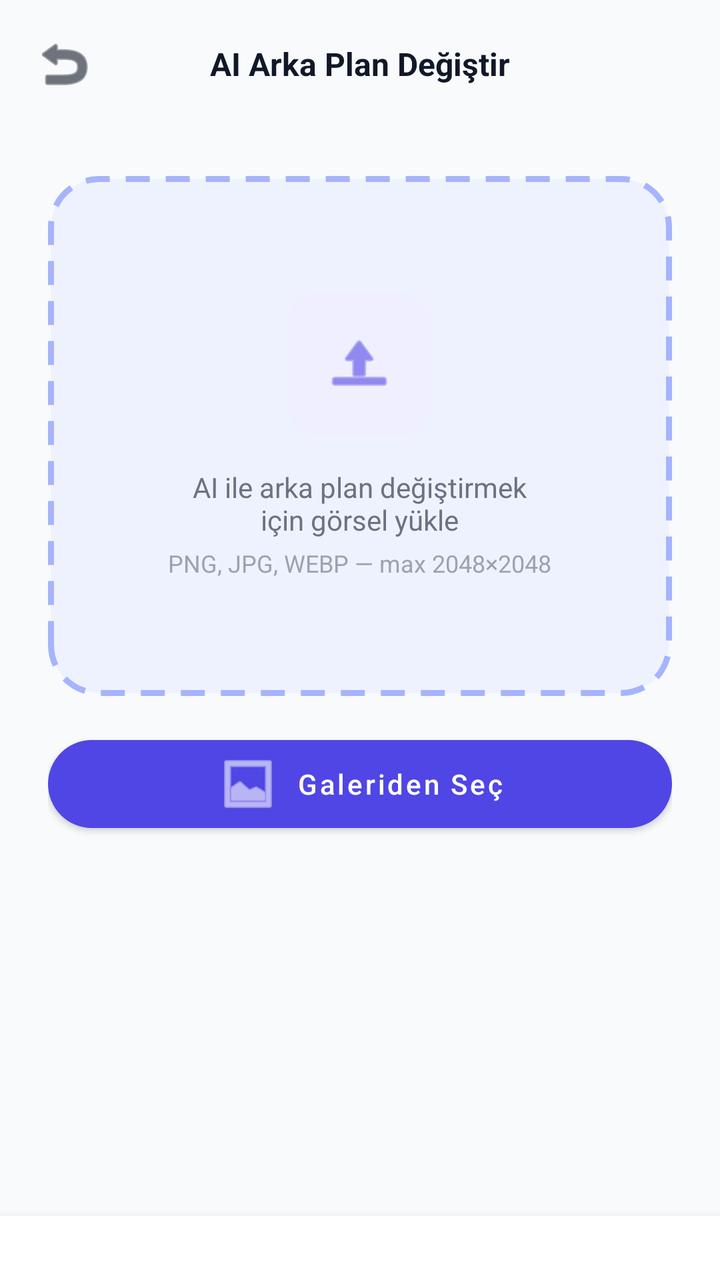
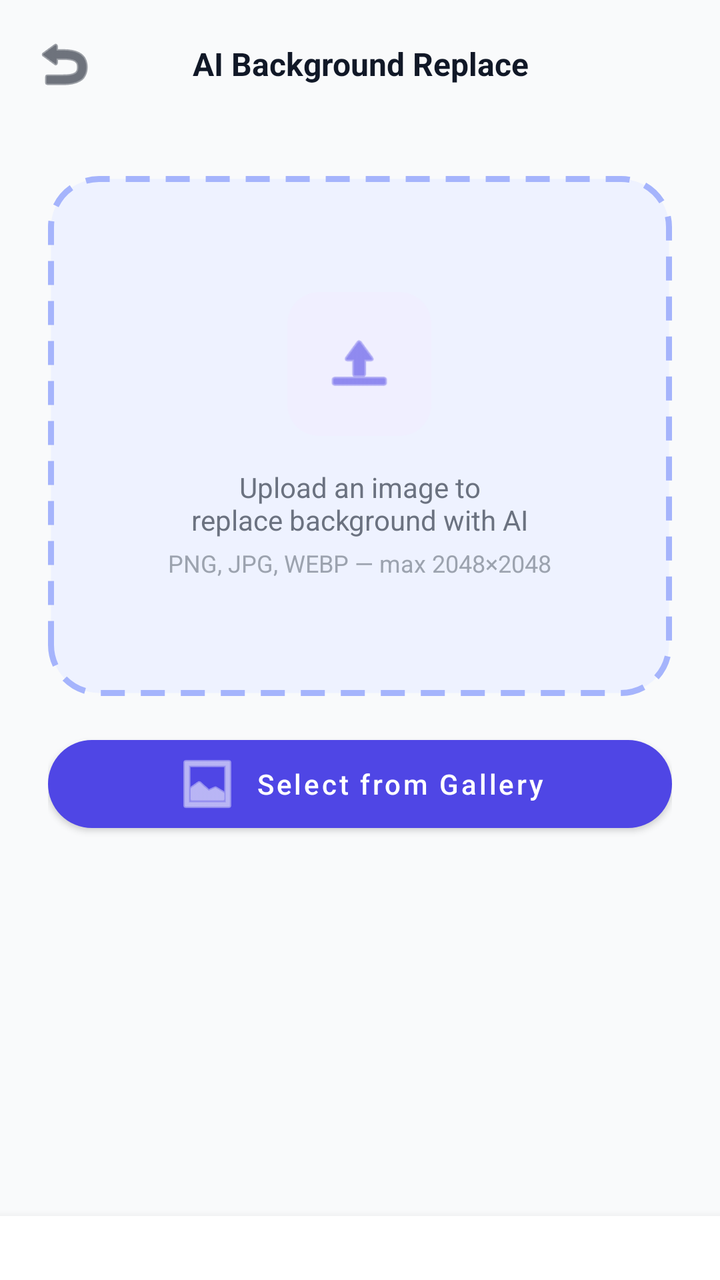

Screens rendered from an Android XML layout before and after an edit, with the pre-edit source and the edit as a unified diff.
<!-- AndroidManifest.xml: application theme Theme.AIPhotoEditor -->
<!-- res/layout/activity_replace_bg.xml -->
<?xml version="1.0" encoding="utf-8"?>
<LinearLayout xmlns:android="http://schemas.android.com/apk/res/android"
    xmlns:app="http://schemas.android.com/apk/res-auto"
    android:layout_width="match_parent"
    android:layout_height="match_parent"
    android:background="?android:colorBackground"
    android:orientation="vertical">

    
    <LinearLayout
        android:layout_width="match_parent"
        android:layout_height="@dimen/toolbar_height"
        android:gravity="center_vertical"
        android:orientation="horizontal"
        android:paddingHorizontal="@dimen/spacing_sm">

        <ImageButton
            android:id="@+id/btn_back"
            android:layout_width="48dp"
            android:layout_height="48dp"
            android:background="?selectableItemBackgroundBorderless"
            android:contentDescription="Geri"
            android:src="@android:drawable/ic_menu_revert"
            app:tint="?colorOnSurface" />

        <TextView
            android:layout_width="0dp"
            android:layout_height="wrap_content"
            android:layout_weight="1"
            android:gravity="center"
            android:text="@string/replacebg_title"
            android:textColor="?colorOnSurface"
            android:textSize="@dimen/text_subtitle"
            android:textStyle="bold" />

        <View
            android:layout_width="48dp"
            android:layout_height="48dp" />
    </LinearLayout>

    
    <FrameLayout
        android:layout_width="match_parent"
        android:layout_height="0dp"
        android:layout_weight="1">

        
        <ScrollView
            android:id="@+id/layout_select_image"
            android:layout_width="match_parent"
            android:layout_height="match_parent"
            android:fillViewport="true"
            android:overScrollMode="never">

            <LinearLayout
                android:layout_width="match_parent"
                android:layout_height="wrap_content"
                android:gravity="center_horizontal"
                android:orientation="vertical"
                android:padding="@dimen/spacing_lg">

                <FrameLayout
                    android:id="@+id/btn_select_image"
                    android:layout_width="match_parent"
                    android:layout_height="260dp"
                    android:background="@drawable/bg_dropzone"
                    android:clickable="true"
                    android:focusable="true">

                    <LinearLayout
                        android:layout_width="wrap_content"
                        android:layout_height="wrap_content"
                        android:layout_gravity="center"
                        android:gravity="center"
                        android:orientation="vertical">

                        <FrameLayout
                            android:layout_width="72dp"
                            android:layout_height="72dp"
                            android:background="@drawable/bg_icon_upload">

                            <ImageView
                                android:layout_width="36dp"
                                android:layout_height="36dp"
                                android:layout_gravity="center"
                                android:src="@android:drawable/ic_menu_upload"
                                app:tint="@color/primary" />
                        </FrameLayout>

                        <TextView
                            android:layout_width="wrap_content"
                            android:layout_height="wrap_content"
                            android:layout_marginTop="@dimen/spacing_md"
                            android:gravity="center"
                            android:text="AI ile arka plan değiştirmek\niçin görsel yükle"
                            android:textColor="@color/text_secondary_light"
                            android:textSize="@dimen/text_body" />

                        <TextView
                            android:layout_width="wrap_content"
                            android:layout_height="wrap_content"
                            android:layout_marginTop="@dimen/spacing_xs"
                            android:text="PNG, JPG, WEBP — max 2048×2048"
                            android:textColor="@color/text_tertiary_light"
                            android:textSize="@dimen/text_caption" />
                    </LinearLayout>
                </FrameLayout>

                <com.google.android.material.button.MaterialButton
                    android:id="@+id/btn_select_image_alt"
                    android:layout_width="match_parent"
                    android:layout_height="@dimen/button_height"
                    android:layout_marginTop="@dimen/spacing_md"
                    android:text="@string/select_from_gallery"
                    android:textAllCaps="false"
                    android:textSize="@dimen/text_body"
                    app:cornerRadius="@dimen/button_corner_radius_pill"
                    app:icon="@android:drawable/ic_menu_gallery"
                    app:iconGravity="textStart" />
            </LinearLayout>
        </ScrollView>

        
        <ScrollView
            android:id="@+id/layout_preview"
            android:layout_width="match_parent"
            android:layout_height="match_parent"
            android:fillViewport="true"
            android:overScrollMode="never"
            android:visibility="gone">

            <LinearLayout
                android:layout_width="match_parent"
                android:layout_height="wrap_content"
                android:orientation="vertical"
                android:padding="@dimen/spacing_lg">

                
                <com.google.android.material.card.MaterialCardView
                    android:layout_width="match_parent"
                    android:layout_height="280dp"
                    app:cardBackgroundColor="?colorSurface"
                    app:cardCornerRadius="@dimen/card_corner_radius"
                    app:cardElevation="@dimen/card_elevation">

                    <ImageView
                        android:id="@+id/img_original"
                        android:layout_width="match_parent"
                        android:layout_height="match_parent"
                        android:scaleType="fitCenter" />
                </com.google.android.material.card.MaterialCardView>

                <TextView
                    android:layout_width="wrap_content"
                    android:layout_height="wrap_content"
                    android:layout_marginTop="@dimen/spacing_sm"
                    android:text="Orijinal Görsel"
                    android:textColor="@color/text_tertiary_light"
                    android:textSize="@dimen/text_caption" />

                
                <com.google.android.material.textfield.TextInputLayout
                    android:id="@+id/til_prompt"
                    style="@style/Widget.MaterialComponents.TextInputLayout.OutlinedBox"
                    android:layout_width="match_parent"
                    android:layout_height="wrap_content"
                    android:layout_marginTop="@dimen/spacing_lg"
                    app:boxCornerRadiusBottomEnd="16dp"
                    app:boxCornerRadiusBottomStart="16dp"
                    app:boxCornerRadiusTopEnd="16dp"
                    app:boxCornerRadiusTopStart="16dp"
                    app:boxStrokeColor="@color/primary"
                    app:hintTextColor="@color/primary"
                    app:startIconDrawable="@android:drawable/ic_menu_edit"
                    app:startIconTint="@color/primary">

                    <com.google.android.material.textfield.TextInputEditText
                        android:id="@+id/et_prompt"
                        android:layout_width="match_parent"
                        android:layout_height="wrap_content"
                        android:hint="@string/replacebg_prompt_hint"
                        android:inputType="textMultiLine"
                        android:maxLines="3"
                        android:minLines="2"
                        android:textSize="@dimen/text_body" />
                </com.google.android.material.textfield.TextInputLayout>

                
                <com.google.android.material.card.MaterialCardView
                    android:layout_width="match_parent"
                    android:layout_height="wrap_content"
                    android:layout_marginTop="@dimen/spacing_sm"
                    app:cardBackgroundColor="@color/primary_surface"
                    app:cardCornerRadius="12dp"
                    app:cardElevation="0dp">

                    <LinearLayout
                        android:layout_width="match_parent"
                        android:layout_height="wrap_content"
                        android:orientation="vertical"
                        android:padding="@dimen/spacing_md">

                        <TextView
                            android:layout_width="wrap_content"
                            android:layout_height="wrap_content"
                            android:text="💡 Örnek prompt'lar:"
                            android:textColor="@color/primary_dark"
                            android:textSize="@dimen/text_caption"
                            android:textStyle="bold" />

                        <TextView
                            android:layout_width="wrap_content"
                            android:layout_height="wrap_content"
                            android:layout_marginTop="4dp"
                            android:text="• a tropical beach at sunset\n• a cozy marble kitchen\n• a futuristic neon city at night"
                            android:textColor="@color/text_secondary_light"
                            android:textSize="@dimen/text_caption" />
                    </LinearLayout>
                </com.google.android.material.card.MaterialCardView>

                
                <com.google.android.material.button.MaterialButton
                    android:id="@+id/btn_process"
                    android:layout_width="match_parent"
                    android:layout_height="@dimen/button_height"
                    android:layout_marginTop="@dimen/spacing_lg"
                    android:text="@string/replacebg_process"
                    android:textAllCaps="false"
                    android:textSize="@dimen/text_body"
                    app:cornerRadius="@dimen/button_corner_radius_pill"
                    app:icon="@android:drawable/ic_menu_send"
                    app:iconGravity="textStart" />
            </LinearLayout>
        </ScrollView>

        
        <LinearLayout
            android:id="@+id/layout_result"
            android:layout_width="match_parent"
            android:layout_height="match_parent"
            android:orientation="vertical"
            android:padding="@dimen/spacing_lg"
            android:visibility="gone">

            <com.google.android.material.card.MaterialCardView
                android:layout_width="match_parent"
                android:layout_height="0dp"
                android:layout_weight="1"
                app:cardBackgroundColor="?colorSurface"
                app:cardCornerRadius="@dimen/card_corner_radius"
                app:cardElevation="@dimen/card_elevation">

                <com.example.myapplication.view.BeforeAfterSliderView
                    android:id="@+id/before_after_slider"
                    android:layout_width="match_parent"
                    android:layout_height="match_parent" />
            </com.google.android.material.card.MaterialCardView>

            <TextView
                android:layout_width="wrap_content"
                android:layout_height="wrap_content"
                android:layout_marginTop="@dimen/spacing_sm"
                android:text="✨ Arka plan başarıyla değiştirildi"
                android:textColor="@color/accent_green"
                android:textSize="@dimen/text_caption"
                android:textStyle="bold" />
        </LinearLayout>

        
        <FrameLayout
            android:id="@+id/layout_loading"
            android:layout_width="match_parent"
            android:layout_height="match_parent"
            android:background="@color/overlay_dark"
            android:visibility="gone">

            <com.google.android.material.card.MaterialCardView
                android:layout_width="280dp"
                android:layout_height="wrap_content"
                android:layout_gravity="center"
                app:cardBackgroundColor="?colorSurface"
                app:cardCornerRadius="@dimen/loading_card_corner"
                app:cardElevation="16dp">

                <LinearLayout
                    android:layout_width="match_parent"
                    android:layout_height="wrap_content"
                    android:gravity="center"
                    android:orientation="vertical"
                    android:padding="@dimen/loading_card_padding">

                    <com.google.android.material.progressindicator.CircularProgressIndicator
                        android:layout_width="48dp"
                        android:layout_height="48dp"
                        android:indeterminate="true"
                        app:indicatorColor="@color/primary"
                        app:indicatorSize="48dp"
                        app:trackColor="@color/primary_surface"
                        app:trackThickness="4dp" />

                    <TextView
                        android:layout_width="wrap_content"
                        android:layout_height="wrap_content"
                        android:layout_marginTop="@dimen/spacing_lg"
                        android:text="Yapay zeka çalışıyor…"
                        android:textColor="?colorOnSurface"
                        android:textSize="@dimen/text_subtitle"
                        android:textStyle="bold" />

                    <TextView
                        android:layout_width="wrap_content"
                        android:layout_height="wrap_content"
                        android:layout_marginTop="@dimen/spacing_xs"
                        android:text="Yeni arka plan oluşturuluyor"
                        android:textColor="@color/text_secondary_light"
                        android:textSize="@dimen/text_caption" />
                </LinearLayout>
            </com.google.android.material.card.MaterialCardView>
        </FrameLayout>
    </FrameLayout>

    
    <com.google.android.material.card.MaterialCardView
        android:id="@+id/layout_bottom_bar"
        android:layout_width="match_parent"
        android:layout_height="wrap_content"
        app:cardBackgroundColor="?colorSurface"
        app:cardCornerRadius="0dp"
        app:cardElevation="8dp">

        <LinearLayout
            android:layout_width="match_parent"
            android:layout_height="wrap_content"
            android:orientation="horizontal"
            android:padding="@dimen/spacing_md">

            <com.google.android.material.button.MaterialButton
                android:id="@+id/btn_save"
                android:layout_width="0dp"
                android:layout_height="@dimen/button_height"
                android:layout_weight="1"
                android:text="@string/save_image"
                android:textAllCaps="false"
                android:textSize="@dimen/text_body"
                android:visibility="gone"
                app:backgroundTint="@color/accent_green"
                app:cornerRadius="@dimen/button_corner_radius_pill"
                app:icon="@android:drawable/ic_menu_save"
                app:iconGravity="textStart" />
        </LinearLayout>
    </com.google.android.material.card.MaterialCardView>

</LinearLayout>
<!-- resources referenced by this layout -->
<resources>
  <color name="accent_green">#FF10B981</color>
  <color name="overlay_dark">#B3000000</color>
  <color name="primary">#FF4F46E5</color>
  <color name="primary_dark">#FF4338CA</color>
  <color name="primary_surface">#FFF0EFFF</color>
  <dimen name="button_height">56dp</dimen>
  <dimen name="card_corner_radius">24dp</dimen>
  <dimen name="card_elevation">4dp</dimen>
  <dimen name="loading_card_corner">28dp</dimen>
  <dimen name="loading_card_padding">40dp</dimen>
  <dimen name="spacing_lg">24dp</dimen>
  <dimen name="spacing_md">16dp</dimen>
  <dimen name="spacing_sm">8dp</dimen>
  <dimen name="spacing_xs">4dp</dimen>
  <dimen name="text_body">14sp</dimen>
  <dimen name="text_caption">12sp</dimen>
  <dimen name="text_subtitle">16sp</dimen>
  <dimen name="toolbar_height">64dp</dimen>
  <string name="replacebg_process">🪄 Yapay Zeka ile Arka Plan Üret</string>
  <string name="replacebg_prompt_hint">Yeni arka planı tarif et (Örn: Karlı bir dağ zirvesi)…</string>
  <string name="replacebg_title">AI Arka Plan Değiştir</string>
  <string name="save_image">Görseli Kaydet</string>
  <string name="select_from_gallery">Galeriden Seç</string>
  <style name="Theme.AIPhotoEditor" parent="Theme.MaterialComponents.DayNight.NoActionBar">
          
          <item name="colorPrimary">@color/primary</item>
          <item name="colorPrimaryVariant">@color/primary_dark</item>
          <item name="colorOnPrimary">@color/on_primary</item>
          
          <item name="colorSecondary">@color/secondary</item>
          <item name="colorSecondaryVariant">@color/secondary_dark</item>
          <item name="colorOnSecondary">@color/on_secondary</item>
          
          <item name="android:colorBackground">@color/background_light</item>
          <item name="colorSurface">@color/surface_light</item>
          <item name="colorOnSurface">@color/on_surface_light</item>
          
          <item name="android:statusBarColor">@color/background_light</item>
          <item name="android:windowLightStatusBar">true</item>
          <item name="android:navigationBarColor">@color/background_light</item>
          
          <item name="colorError">@color/error</item>
      </style>
  <dimen name="dropzone_dash_width">3dp</dimen>
  <dimen name="dropzone_dash_gap">8dp</dimen>
  <color name="dropzone_bg_light">#FFEEF2FF</color>
  <dimen name="card_icon_box_radius">16dp</dimen>
  <color name="on_primary">#FFFFFFFF</color>
  <color name="secondary">#FF0EA5E9</color>
  <color name="secondary_dark">#FF0284C7</color>
  <color name="on_secondary">#FFFFFFFF</color>
  <color name="background_light">#FFF9FAFB</color>
  <color name="surface_light">#FFFFFFFF</color>
  <color name="on_surface_light">#FF111827</color>
  <color name="error">#FFEF4444</color>
  <!-- unchanged entries left out for length: 7 -->
</resources>

<!-- the commit's change to res/layout/activity_replace_bg.xml (unified diff, before → after) -->
@@ -19,7 +19,7 @@
             android:layout_width="48dp"
             android:layout_height="48dp"
             android:background="?selectableItemBackgroundBorderless"
-            android:contentDescription="Geri"
+            android:contentDescription="@string/content_desc_back"
             android:src="@android:drawable/ic_menu_revert"
             app:tint="?colorOnSurface" />
 
@@ -92,7 +92,7 @@
                             android:layout_height="wrap_content"
                             android:layout_marginTop="@dimen/spacing_md"
                             android:gravity="center"
-                            android:text="AI ile arka plan değiştirmek\niçin görsel yükle"
+                            android:text="@string/dropzone_upload_replacebg"
                             android:textColor="@color/text_secondary_light"
                             android:textSize="@dimen/text_body" />
 
@@ -100,7 +100,7 @@
                             android:layout_width="wrap_content"
                             android:layout_height="wrap_content"
                             android:layout_marginTop="@dimen/spacing_xs"
-                            android:text="PNG, JPG, WEBP — max 2048×2048"
+                            android:text="@string/dropzone_formats_max_2048"
                             android:textColor="@color/text_tertiary_light"
                             android:textSize="@dimen/text_caption" />
                     </LinearLayout>
@@ -154,7 +154,7 @@
                     android:layout_width="wrap_content"
                     android:layout_height="wrap_content"
                     android:layout_marginTop="@dimen/spacing_sm"
-                    android:text="Orijinal Görsel"
+                    android:text="@string/label_original_image"
                     android:textColor="@color/text_tertiary_light"
                     android:textSize="@dimen/text_caption" />
 
@@ -212,7 +212,7 @@
                             android:layout_width="wrap_content"
                             android:layout_height="wrap_content"
                             android:layout_marginTop="4dp"
-                            android:text="• a tropical beach at sunset\n• a cozy marble kitchen\n• a futuristic neon city at night"
+                            android:text="@string/prompt_examples_body"
                             android:textColor="@color/text_secondary_light"
                             android:textSize="@dimen/text_caption" />
                     </LinearLayout>
@@ -260,7 +260,7 @@
                 android:layout_width="wrap_content"
                 android:layout_height="wrap_content"
                 android:layout_marginTop="@dimen/spacing_sm"
-                android:text="✨ Arka plan başarıyla değiştirildi"
+                android:text="@string/success_replacebg"
                 android:textColor="@color/accent_green"
                 android:textSize="@dimen/text_caption"
                 android:textStyle="bold" />
@@ -302,7 +302,7 @@
                         android:layout_width="wrap_content"
                         android:layout_height="wrap_content"
                         android:layout_marginTop="@dimen/spacing_lg"
-                        android:text="Yapay zeka çalışıyor…"
+                        android:text="@string/loading_ai_working"
                         android:textColor="?colorOnSurface"
                         android:textSize="@dimen/text_subtitle"
                         android:textStyle="bold" />
@@ -311,7 +311,7 @@
                         android:layout_width="wrap_content"
                         android:layout_height="wrap_content"
                         android:layout_marginTop="@dimen/spacing_xs"
-                        android:text="Yeni arka plan oluşturuluyor"
+                        android:text="@string/loading_replacebg"
                         android:textColor="@color/text_secondary_light"
                         android:textSize="@dimen/text_caption" />
                 </LinearLayout>
<!-- resource entries referenced after the edit -->
@@ -18,11 +18,19 @@
   <dimen name="text_caption">12sp</dimen>
   <dimen name="text_subtitle">16sp</dimen>
   <dimen name="toolbar_height">64dp</dimen>
-  <string name="replacebg_process">🪄 Yapay Zeka ile Arka Plan Üret</string>
-  <string name="replacebg_prompt_hint">Yeni arka planı tarif et (Örn: Karlı bir dağ zirvesi)…</string>
-  <string name="replacebg_title">AI Arka Plan Değiştir</string>
-  <string name="save_image">Görseli Kaydet</string>
-  <string name="select_from_gallery">Galeriden Seç</string>
+  <string name="content_desc_back">Back</string>
+  <string name="dropzone_formats_max_2048">PNG, JPG, WEBP — max 2048×2048</string>
+  <string name="dropzone_upload_replacebg">Upload an image to\nreplace background with AI</string>
+  <string name="label_original_image">Original Image</string>
+  <string name="loading_ai_working">AI is working…</string>
+  <string name="loading_replacebg">Generating new background</string>
+  <string name="prompt_examples_body">• a tropical beach at sunset\n• a cozy marble kitchen\n• a futuristic neon city at night</string>
+  <string name="replacebg_process">🪄 Generate AI Background</string>
+  <string name="replacebg_prompt_hint">Describe the new background (e.g. A snowy mountain peak)…</string>
+  <string name="replacebg_title">AI Background Replace</string>
+  <string name="save_image">Save Image</string>
+  <string name="select_from_gallery">Select from Gallery</string>
+  <string name="success_replacebg">✨ Background replaced successfully</string>
   <style name="Theme.AIPhotoEditor" parent="Theme.MaterialComponents.DayNight.NoActionBar">
           
           <item name="colorPrimary">@color/primary</item>
@@ -42,6 +50,9 @@
           <item name="android:navigationBarColor">@color/background_light</item>
           
           <item name="colorError">@color/error</item>
+          
+          <item name="android:windowBackground">@color/background_light</item>
+          <item name="android:windowAnimationStyle">@style/FadeAnimation</item>
       </style>
   <dimen name="dropzone_dash_width">3dp</dimen>
   <dimen name="dropzone_dash_gap">8dp</dimen>
@@ -55,6 +66,12 @@
   <color name="surface_light">#FFFFFFFF</color>
   <color name="on_surface_light">#FF111827</color>
   <color name="error">#FFEF4444</color>
+  <style name="FadeAnimation" parent="@android:style/Animation.Activity">
+          <item name="android:activityOpenEnterAnimation">@android:anim/fade_in</item>
+          <item name="android:activityOpenExitAnimation">@android:anim/fade_out</item>
+          <item name="android:activityCloseEnterAnimation">@android:anim/fade_in</item>
+          <item name="android:activityCloseExitAnimation">@android:anim/fade_out</item>
+      </style>
   <!-- unchanged entries left out for length: 7 -->
 </resources>
 
